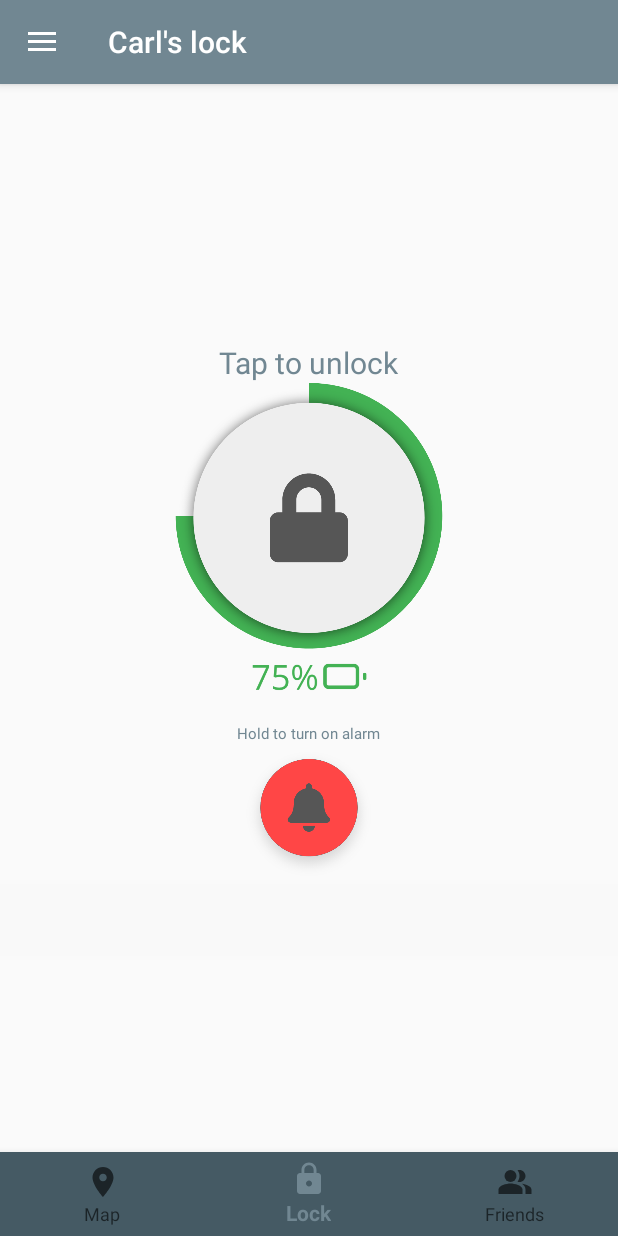
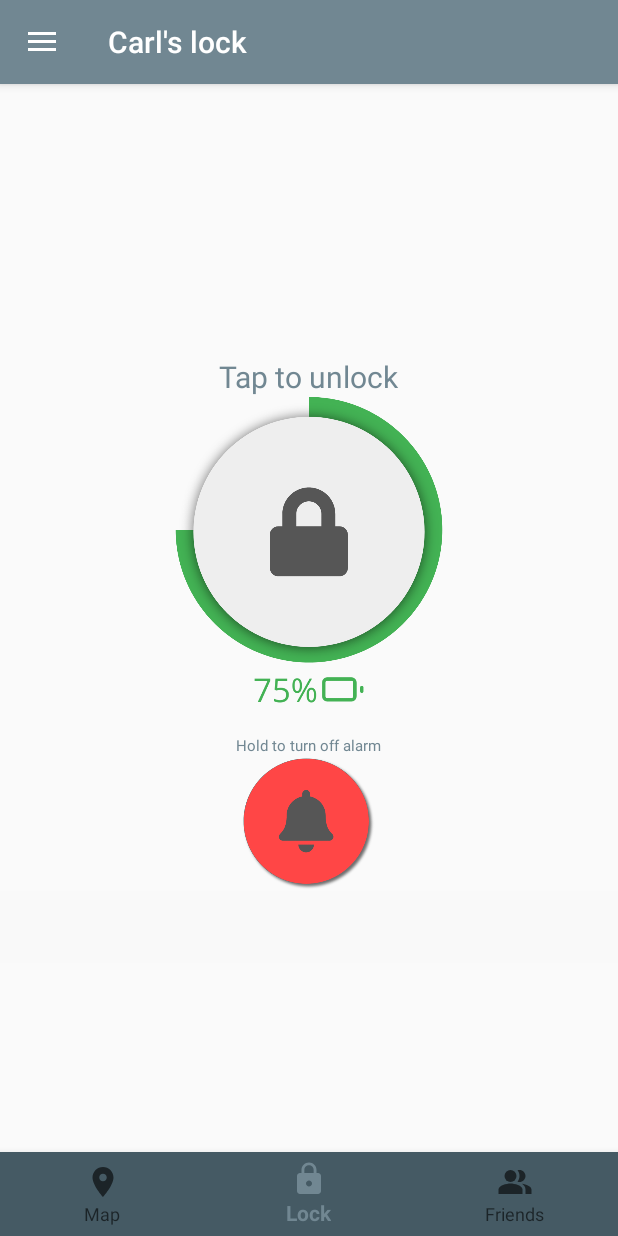
Before and after one commit to lucarl/ShareLock, an Android app: the screen it shows after launch (MainActivity), on a phone screen of 412 x 824 dp. Run offline under Robolectric (Android 15) with nearby library versions, the phone set to English and light mode, and no system bars; our stand-ins replace navigation-ui.

Commit message:
Updates for UI

```diff
--- a/ShareLock/app/src/main/java/com/example/sharelock/MainActivity.kt
+++ b/ShareLock/app/src/main/java/com/example/sharelock/MainActivity.kt
@@ -1,6 +1,9 @@
 package com.example.sharelock
 
+import android.app.ActionBar
 import android.app.AlertDialog
+import android.graphics.Color
+import android.graphics.drawable.ColorDrawable
 import android.os.Bundle
 import android.widget.Button
 import com.google.android.material.bottomnavigation.BottomNavigationView
@@ -35,7 +38,6 @@ class MainActivity : AppCompatActivity() {
         NavigationUI.setupActionBarWithNavController(this, navController, drawerLayout)
         navView.setupWithNavController(navController)
         drawerView.setupWithNavController(navController)
-
         NavigationUI.setupWithNavController(navView, navController)
 
         drawer_button.setOnClickListener {
--- a/ShareLock/app/src/main/java/com/example/sharelock/ui/Lock/LockFragment.kt
+++ b/ShareLock/app/src/main/java/com/example/sharelock/ui/Lock/LockFragment.kt
@@ -4,6 +4,7 @@ import android.app.AlertDialog
 import android.os.Bundle
 import android.view.LayoutInflater
 import android.view.View
+import android.view.View.OnLongClickListener
 import android.view.ViewGroup
 import android.widget.Button
 import android.widget.TextView
@@ -52,9 +53,9 @@ class LockFragment : Fragment() {
             lockViewModel.lock()
         }
 
-        lockViewModel.alarm()
-        alarmButton.setOnClickListener {
+        alarmButton.setOnLongClickListener {
             lockViewModel.alarm()
+            true
         }
 
         buttonPhoto.setOnClickListener {
@@ -66,10 +67,10 @@ class LockFragment : Fragment() {
             builder.setIcon(R.drawable.image_dialog)
 
             //performing positive action
-            builder.setPositiveButton("Accept"){dialogInterface, which ->
+            builder.setPositiveButton("Accept"){ dialogInterface, which ->
             }
             //performing cancel action
-            builder.setNeutralButton("Decline"){dialogInterface , which ->
+            builder.setNeutralButton("Decline"){ dialogInterface, which ->
             }
             // Create the AlertDialog
             val alertDialog: AlertDialog = builder.create()
--- a/ShareLock/app/src/main/java/com/example/sharelock/ui/Lock/LockViewModel.kt
+++ b/ShareLock/app/src/main/java/com/example/sharelock/ui/Lock/LockViewModel.kt
@@ -39,7 +39,7 @@ class LockViewModel : ViewModel() {
         if (_alarmSwitch.value == true) {
             _alarmText.value = "Hold to turn on alarm"
         } else {
-            _alarmText.value = "Tap to turn off alarm"
+            _alarmText.value = "Hold to turn off alarm"
         }
         return _alarmText
     }
--- a/ShareLock/app/src/main/res/drawable/place_selector.xml
+++ b/ShareLock/app/src/main/res/drawable/place_selector.xml
@@ -1,5 +1,5 @@
 <?xml version="1.0" encoding="utf-8"?>
 <selector xmlns:android="http://schemas.android.com/apk/res/android">
-    <item android:drawable="@drawable/place_24px" android:state_checked="true" />
+    <item android:drawable="@drawable/place_24px" android:state_checked="true" android:color="@color/colorPrimaryAction"/>
     <item android:drawable="@drawable/place_24px" android:state_checked="false" />
 </selector>
--- a/ShareLock/app/src/main/res/layout/activity_main.xml
+++ b/ShareLock/app/src/main/res/layout/activity_main.xml
@@ -48,7 +48,8 @@
                 android:layout_height="25dp"
                 android:layout_marginLeft="35dp"
                 android:layout_marginTop="290dp"
-                android:background="@drawable/add_lock_button" />
+                style="?android:attr/borderlessButtonStyle"
+                android:background="#00FF0000"/>
 
         </com.google.android.material.navigation.NavigationView>
 
--- a/ShareLock/app/src/main/res/layout/fragment_add_lock.xml
+++ b/ShareLock/app/src/main/res/layout/fragment_add_lock.xml
@@ -24,7 +24,7 @@
         android:id="@+id/imageView"
         android:layout_width="149dp"
         android:layout_height="31dp"
-        android:layout_marginBottom="150sp"
-        android:src="@drawable/battery" />
+        android:src="@drawable/battery"
+        android:layout_marginBottom="165sp"/>
 
 </LinearLayout>
--- a/ShareLock/app/src/main/res/layout/fragment_friends.xml
+++ b/ShareLock/app/src/main/res/layout/fragment_friends.xml
@@ -15,6 +15,7 @@
         android:layout_marginStart="8dp"
         android:layout_marginTop="8dp"
         android:layout_marginEnd="8dp"
+        android:layout_marginBottom="16dp"
         android:textAlignment="center"
         android:textSize="20sp"
         app:layout_constraintEnd_toEndOf="parent"
--- a/ShareLock/app/src/main/res/layout/fragment_lock.xml
+++ b/ShareLock/app/src/main/res/layout/fragment_lock.xml
@@ -13,8 +13,7 @@
         android:layout_width="wrap_content"
         android:layout_height="wrap_content"
         android:textColor="#718792"
-        android:textSize="20sp"
-        android:layout_marginTop="35dp"/>
+        android:textSize="20sp" />
 
     <Button
         android:id="@+id/lock_button"
@@ -23,12 +22,13 @@
 
     <ImageView
         android:id="@+id/imageView"
-        android:layout_width="149dp"
-        android:layout_height="31dp"
+        android:layout_width="150dp"
+        android:layout_height="30dp"
         android:src="@drawable/battery"
-        android:layout_marginBottom="15sp"
+
         />
     <TextView
+        android:layout_marginTop="15sp"
         android:id="@+id/alarm_textView"
         android:layout_width="wrap_content"
         android:layout_height="wrap_content"
@@ -36,8 +36,8 @@
         android:textSize="10sp" />
     <Button
         android:id="@+id/alarm_button"
-        android:layout_width="93dp"
-        android:layout_height="93dp"
+        android:layout_width="90dp"
+        android:layout_height="90dp"
         android:background="@drawable/alarm_button"/>
 
     <Button
@@ -46,7 +46,6 @@
         android:layout_height="wrap_content"
         android:background="#F9F9F9"
         style="?android:attr/borderlessButtonStyle"
-        android:layout_marginBottom="50dp"
 />
 
 </LinearLayout>
--- a/ShareLock/app/src/main/res/menu/navdrawer_menu.xml
+++ b/ShareLock/app/src/main/res/menu/navdrawer_menu.xml
@@ -8,6 +8,10 @@
         android:id="@+id/add_lock"
         android:icon="@drawable/ic_outline_lock_24"
         android:title="Markus lock" />
+    <item
+        android:id="@+id/add_lock1"
+        android:icon="@drawable/ic_baseline_add_circle_outline_24"
+        android:title="Add lock" />
     <button>
 
     </button>
--- a/ShareLock/app/src/main/res/values/colors.xml
+++ b/ShareLock/app/src/main/res/values/colors.xml
@@ -3,4 +3,5 @@
     <color name="colorPrimary">#718792</color>
     <color name="colorPrimaryDark">#1C313A</color>
     <color name="colorAccent">#03DAC5</color>
+    <color name="colorPrimaryAction">#FFFFFF</color>
 </resources>
--- a/ShareLock/app/src/main/res/values/strings.xml
+++ b/ShareLock/app/src/main/res/values/strings.xml
@@ -4,4 +4,5 @@
     <string name="title_lock">Carl\'s lock</string>
     <string name="title_friends">Friends</string>
     <string name="add_lock">Markus lock</string>
+    <string name="add_lock1">Add lock</string>>
 </resources>
--- a/ShareLock/app/src/main/res/values/styles.xml
+++ b/ShareLock/app/src/main/res/values/styles.xml
@@ -5,6 +5,14 @@
         <item name="colorPrimary">@color/colorPrimary</item>
         <item name="colorPrimaryDark">@color/colorPrimaryDark</item>
         <item name="colorAccent">@color/colorAccent</item>
+        <item name="colorPrimaryVariant">@color/colorPrimaryAction</item>
+    </style>
+
+    <style name="myTheme">
+        <item name="colorPrimary">@color/design_default_color_background</item>
+        <item name="colorPrimaryDark">@color/colorPrimaryDark</item>
+        <item name="colorAccent">@color/colorAccent</item>
+        <item name="colorPrimaryVariant">@color/colorPrimaryAction</item>
     </style>
 
     <style name="AppTheme.NoActionBar">
```
Also changed, not shown: ShareLock/app/src/main/res/layout/app_bar_layout_custom.xml (+4 -3 lines), ShareLock/app/src/main/res/drawable/alarm_button.png, ShareLock/app/src/main/res/drawable/friend_list.png.
